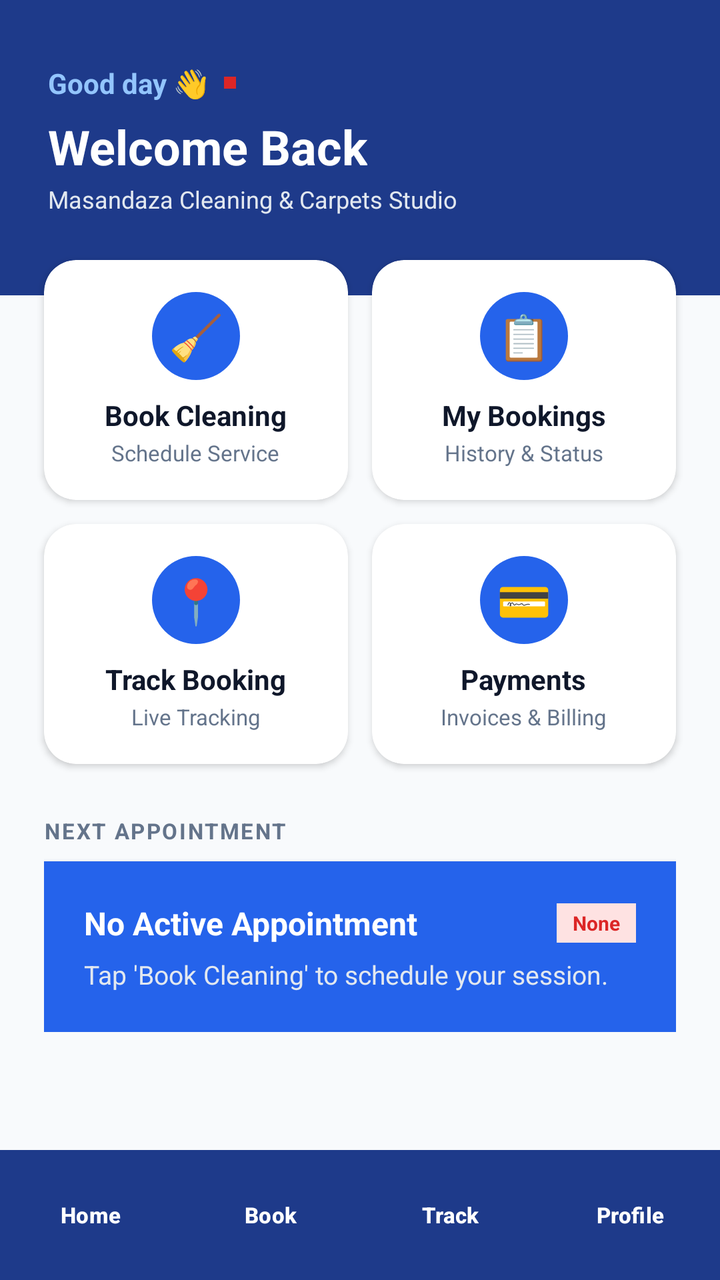
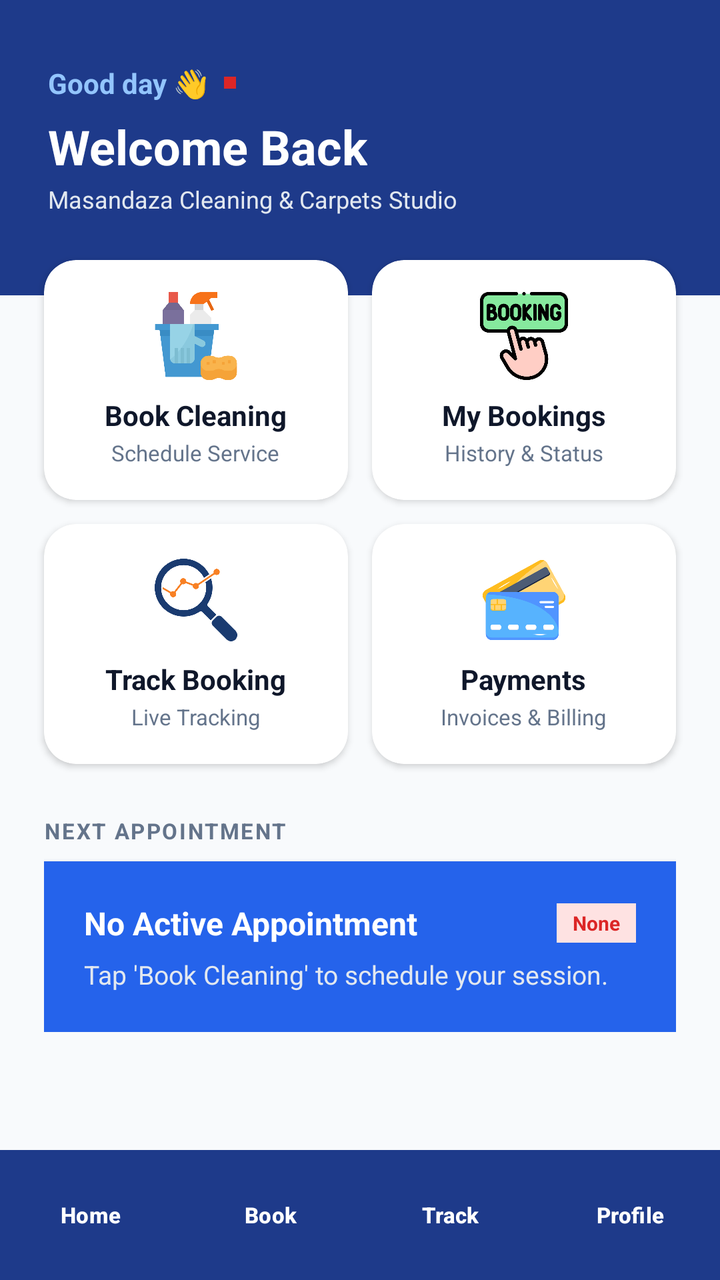

Before-and-after screenshots of an Android layout around one commit, followed by the original layout XML and the change that was made.
<!-- AndroidManifest.xml: application theme Theme.Masandaza -->
<!-- res/layout/activity_dashboard.xml -->
<?xml version="1.0" encoding="utf-8"?>
<RelativeLayout xmlns:android="http://schemas.android.com/apk/res/android"
    xmlns:app="http://schemas.android.com/apk/res-auto"
    android:layout_width="match_parent"
    android:layout_height="match_parent"
    android:background="@color/brand_bg">

    <ScrollView
        android:layout_width="match_parent"
        android:layout_height="match_parent"
        android:layout_above="@id/bottomNavContainer"
        android:clipToPadding="false"
        android:paddingBottom="90dp"
        android:fillViewport="true">

        <LinearLayout
            android:layout_width="match_parent"
            android:layout_height="wrap_content"
            android:orientation="vertical">

            
            <LinearLayout
                android:layout_width="match_parent"
                android:layout_height="wrap_content"
                android:orientation="vertical"
                android:background="#1E3A8A"
                android:paddingHorizontal="24dp"
                android:paddingTop="32dp"
                android:paddingBottom="40dp">

                <LinearLayout
                    android:layout_width="match_parent"
                    android:layout_height="wrap_content"
                    android:orientation="horizontal"
                    android:gravity="center_vertical"
                    android:layout_marginBottom="6dp">

                    <TextView
                        android:layout_width="wrap_content"
                        android:layout_height="wrap_content"
                        android:text="Good day 👋"
                        android:textColor="#93C5FD"
                        android:textSize="14sp"
                        android:textStyle="bold" />

                    <View
                        android:layout_width="6dp"
                        android:layout_height="6dp"
                        android:background="#DC2626"
                        android:layout_marginStart="8dp" />
                </LinearLayout>

                <TextView
                    android:id="@+id/tvCustomerWelcomeName"
                    android:layout_width="wrap_content"
                    android:layout_height="wrap_content"
                    android:text="Welcome Back"
                    android:textColor="#FFFFFF"
                    android:textSize="24sp"
                    android:textStyle="bold" />

                <TextView
                    android:layout_width="wrap_content"
                    android:layout_height="wrap_content"
                    android:text="Masandaza Cleaning &amp; Carpets Studio"
                    android:textColor="#E2E8F0"
                    android:textSize="12sp"
                    android:layout_marginTop="2dp" />
            </LinearLayout>

            
            <GridLayout
                android:layout_width="match_parent"
                android:layout_height="wrap_content"
                android:columnCount="2"
                android:rowCount="2"
                android:alignmentMode="alignMargins"
                android:columnOrderPreserved="false"
                android:paddingHorizontal="16dp"
                android:layout_marginTop="-24dp">

                
                <androidx.cardview.widget.CardView
                    android:id="@+id/cardBookCleaning"
                    android:layout_width="0dp"
                    android:layout_height="120dp"
                    android:layout_columnWeight="1"
                    android:layout_rowWeight="1"
                    android:layout_margin="6dp"
                    android:elevation="6dp"
                    android:foreground="?android:attr/selectableItemBackground"
                    android:clickable="true"
                    android:focusable="true"
                    app:cardCornerRadius="16dp"
                    app:cardBackgroundColor="#FFFFFF">
                    <LinearLayout
                        android:layout_width="match_parent"
                        android:layout_height="match_parent"
                        android:orientation="vertical"
                        android:gravity="center"
                        android:padding="14dp">
                        <TextView
                            android:layout_width="44dp"
                            android:layout_height="44dp"
                            android:text="🧹"
                            android:textSize="22sp"
                            android:gravity="center"
                            android:background="@drawable/bg_circle_avatar"
                            android:layout_marginBottom="8dp"/>
                        <TextView
                            android:layout_width="wrap_content"
                            android:layout_height="wrap_content"
                            android:text="Book Cleaning"
                            android:textColor="#0F172A"
                            android:textSize="14sp"
                            android:textStyle="bold" />
                        <TextView
                            android:layout_width="wrap_content"
                            android:layout_height="wrap_content"
                            android:text="Schedule Service"
                            android:textColor="#64748B"
                            android:textSize="11sp"
                            android:layout_marginTop="2dp"/>
                    </LinearLayout>
                </androidx.cardview.widget.CardView>

                
                <androidx.cardview.widget.CardView
                    android:id="@+id/cardMyBookings"
                    android:layout_width="0dp"
                    android:layout_height="120dp"
                    android:layout_columnWeight="1"
                    android:layout_rowWeight="1"
                    android:layout_margin="6dp"
                    android:elevation="6dp"
                    android:foreground="?android:attr/selectableItemBackground"
                    android:clickable="true"
                    android:focusable="true"
                    app:cardCornerRadius="16dp"
                    app:cardBackgroundColor="#FFFFFF">
                    <LinearLayout
                        android:layout_width="match_parent"
                        android:layout_height="match_parent"
                        android:orientation="vertical"
                        android:gravity="center"
                        android:padding="14dp">
                        <TextView
                            android:layout_width="44dp"
                            android:layout_height="44dp"
                            android:text="📋"
                            android:textSize="22sp"
                            android:gravity="center"
                            android:background="@drawable/bg_circle_avatar"
                            android:layout_marginBottom="8dp"/>
                        <TextView
                            android:layout_width="wrap_content"
                            android:layout_height="wrap_content"
                            android:text="My Bookings"
                            android:textColor="#0F172A"
                            android:textSize="14sp"
                            android:textStyle="bold" />
                        <TextView
                            android:id="@+id/tvDashboardMyBookingsSubtitle"
                            android:layout_width="wrap_content"
                            android:layout_height="wrap_content"
                            android:text="History &amp; Status"
                            android:textColor="#64748B"
                            android:textSize="11sp"
                            android:layout_marginTop="2dp"/>
                    </LinearLayout>
                </androidx.cardview.widget.CardView>

                
                <androidx.cardview.widget.CardView
                    android:id="@+id/cardTrackBooking"
                    android:layout_width="0dp"
                    android:layout_height="120dp"
                    android:layout_columnWeight="1"
                    android:layout_rowWeight="1"
                    android:layout_margin="6dp"
                    android:elevation="6dp"
                    android:foreground="?android:attr/selectableItemBackground"
                    android:clickable="true"
                    android:focusable="true"
                    app:cardCornerRadius="16dp"
                    app:cardBackgroundColor="#FFFFFF">
                    <LinearLayout
                        android:layout_width="match_parent"
                        android:layout_height="match_parent"
                        android:orientation="vertical"
                        android:gravity="center"
                        android:padding="14dp">
                        <TextView
                            android:layout_width="44dp"
                            android:layout_height="44dp"
                            android:text="📍"
                            android:textSize="22sp"
                            android:gravity="center"
                            android:background="@drawable/bg_circle_avatar"
                            android:layout_marginBottom="8dp"/>
                        <TextView
                            android:layout_width="wrap_content"
                            android:layout_height="wrap_content"
                            android:text="Track Booking"
                            android:textColor="#0F172A"
                            android:textSize="14sp"
                            android:textStyle="bold" />
                        <TextView
                            android:layout_width="wrap_content"
                            android:layout_height="wrap_content"
                            android:text="Live Tracking"
                            android:textColor="#64748B"
                            android:textSize="11sp"
                            android:layout_marginTop="2dp"/>
                    </LinearLayout>
                </androidx.cardview.widget.CardView>

                
                <androidx.cardview.widget.CardView
                    android:id="@+id/cardPayments"
                    android:layout_width="0dp"
                    android:layout_height="120dp"
                    android:layout_columnWeight="1"
                    android:layout_rowWeight="1"
                    android:layout_margin="6dp"
                    android:elevation="6dp"
                    android:foreground="?android:attr/selectableItemBackground"
                    android:clickable="true"
                    android:focusable="true"
                    app:cardCornerRadius="16dp"
                    app:cardBackgroundColor="#FFFFFF">
                    <LinearLayout
                        android:layout_width="match_parent"
                        android:layout_height="match_parent"
                        android:orientation="vertical"
                        android:gravity="center"
                        android:padding="14dp">
                        <TextView
                            android:layout_width="44dp"
                            android:layout_height="44dp"
                            android:text="💳"
                            android:textSize="22sp"
                            android:gravity="center"
                            android:background="@drawable/bg_circle_avatar"
                            android:layout_marginBottom="8dp"/>
                        <TextView
                            android:layout_width="wrap_content"
                            android:layout_height="wrap_content"
                            android:text="Payments"
                            android:textColor="#0F172A"
                            android:textSize="14sp"
                            android:textStyle="bold" />
                        <TextView
                            android:layout_width="wrap_content"
                            android:layout_height="wrap_content"
                            android:text="Invoices &amp; Billing"
                            android:textColor="#64748B"
                            android:textSize="11sp"
                            android:layout_marginTop="2dp"/>
                    </LinearLayout>
                </androidx.cardview.widget.CardView>
            </GridLayout>

            
            <LinearLayout
                android:layout_width="match_parent"
                android:layout_height="wrap_content"
                android:orientation="vertical"
                android:paddingHorizontal="22dp"
                android:paddingTop="20dp">

                <TextView
                    android:layout_width="wrap_content"
                    android:layout_height="wrap_content"
                    android:text="NEXT APPOINTMENT"
                    android:textSize="11sp"
                    android:textStyle="bold"
                    android:textColor="#64748B"
                    android:letterSpacing="0.08"
                    android:layout_marginBottom="8dp" />

                <LinearLayout
                    android:id="@+id/cardNextAppointment"
                    android:layout_width="match_parent"
                    android:layout_height="wrap_content"
                    android:orientation="vertical"
                    android:background="#2563EB"
                    android:padding="20dp"
                    android:elevation="3dp">

                    <LinearLayout
                        android:layout_width="match_parent"
                        android:layout_height="wrap_content"
                        android:orientation="horizontal"
                        android:gravity="center_vertical"
                        android:layout_marginBottom="6dp">

                        <TextView
                            android:id="@+id/tvDashboardNextService"
                            android:layout_width="0dp"
                            android:layout_height="wrap_content"
                            android:layout_weight="1"
                            android:text="No Active Appointment"
                            android:textColor="#FFFFFF"
                            android:textSize="16sp"
                            android:textStyle="bold" />

                        <TextView
                            android:id="@+id/tvDashboardStatusBadge"
                            android:layout_width="wrap_content"
                            android:layout_height="wrap_content"
                            android:text="None"
                            android:textColor="#DC2626"
                            android:textSize="10sp"
                            android:textStyle="bold"
                            android:background="#FEE2E2"
                            android:paddingHorizontal="8dp"
                            android:paddingVertical="3dp" />
                    </LinearLayout>

                    <TextView
                        android:id="@+id/tvDashboardAppointmentDetails"
                        android:layout_width="match_parent"
                        android:layout_height="wrap_content"
                        android:text="Tap 'Book Cleaning' to schedule your session."
                        android:textColor="#E2E8F0"
                        android:textSize="13sp" />
                </LinearLayout>
            </LinearLayout>
        </LinearLayout>
    </ScrollView>

    
    <FrameLayout
        android:id="@+id/bottomNavContainer"
        android:layout_width="match_parent"
        android:layout_height="wrap_content"
        android:layout_alignParentBottom="true">
        <include layout="@layout/view_customer_bottom_nav" />
    </FrameLayout>
</RelativeLayout>
<!-- res/layout/view_customer_bottom_nav.xml (included above) -->
<?xml version="1.0" encoding="utf-8"?>
<LinearLayout xmlns:android="http://schemas.android.com/apk/res/android"
    android:layout_width="match_parent"
    android:layout_height="65dp"
    android:orientation="horizontal"
    android:background="#1E3A8A"
    android:elevation="12dp"
    android:gravity="center_vertical"
    android:weightSum="4">

    <Button
        android:id="@+id/navBtnHome"
        android:layout_width="0dp"
        android:layout_height="match_parent"
        android:layout_weight="1"
        android:text="Home"
        android:textColor="#FFFFFF"
        android:textSize="11sp"
        android:textStyle="bold"
        android:backgroundTint="@android:color/transparent" />

    <Button
        android:id="@+id/navBtnBook"
        android:layout_width="0dp"
        android:layout_height="match_parent"
        android:layout_weight="1"
        android:text="Book"
        android:textColor="#FFFFFF"
        android:textSize="11sp"
        android:textStyle="bold"
        android:backgroundTint="@android:color/transparent" />

    <Button
        android:id="@+id/navBtnTrack"
        android:layout_width="0dp"
        android:layout_height="match_parent"
        android:layout_weight="1"
        android:text="Track"
        android:textColor="#FFFFFF"
        android:textSize="11sp"
        android:textStyle="bold"
        android:backgroundTint="@android:color/transparent" />

    <Button
        android:id="@+id/navBtnProfile"
        android:layout_width="0dp"
        android:layout_height="match_parent"
        android:layout_weight="1"
        android:text="Profile"
        android:textColor="#FFFFFF"
        android:textSize="11sp"
        android:textStyle="bold"
        android:backgroundTint="@android:color/transparent" />
</LinearLayout>
<!-- resources referenced by this layout -->
<resources>
  <color name="brand_bg">#F8FAFC</color>
  <!-- drawable bg_circle_avatar (drawable) -->
  <?xml version="1.0" encoding="utf-8"?>
  <shape xmlns:android="http://schemas.android.com/apk/res/android"
      android:shape="oval">
      <solid android:color="#2563EB" /> 
  </shape>
  <style name="Theme.Masandaza" parent="Base.Theme.Masandaza" />
  <style name="Base.Theme.Masandaza" parent="Theme.Material3.DayNight.NoActionBar">
          <item name="android:windowBackground">@color/brand_bg</item>
          <item name="colorSurface">@color/white</item>
          <item name="colorOnSurface">@color/brand_dark_slate</item>
      </style>
  <color name="white">#FFFFFF</color>
  <color name="brand_dark_slate">#1A2530</color>
</resources>

<!-- the commit's change to res/layout/activity_dashboard.xml (unified diff, before → after) -->
@@ -99,13 +99,12 @@
                         android:orientation="vertical"
                         android:gravity="center"
                         android:padding="14dp">
-                        <TextView
+                        <ImageView
                             android:layout_width="44dp"
                             android:layout_height="44dp"
-                            android:text="🧹"
-                            android:textSize="22sp"
-                            android:gravity="center"
-                            android:background="@drawable/bg_circle_avatar"
+                            android:src="@drawable/cleaning"
+                            android:scaleType="fitCenter"
+                            android:contentDescription="Book Cleaning Icon"
                             android:layout_marginBottom="8dp"/>
                         <TextView
                             android:layout_width="wrap_content"
@@ -144,13 +143,12 @@
                         android:orientation="vertical"
                         android:gravity="center"
                         android:padding="14dp">
-                        <TextView
+                        <ImageView
                             android:layout_width="44dp"
                             android:layout_height="44dp"
-                            android:text="📋"
-                            android:textSize="22sp"
-                            android:gravity="center"
-                            android:background="@drawable/bg_circle_avatar"
+                            android:src="@drawable/booking"
+                            android:scaleType="fitCenter"
+                            android:contentDescription="My Bookings Icon"
                             android:layout_marginBottom="8dp"/>
                         <TextView
                             android:layout_width="wrap_content"
@@ -190,13 +188,12 @@
                         android:orientation="vertical"
                         android:gravity="center"
                         android:padding="14dp">
-                        <TextView
+                        <ImageView
                             android:layout_width="44dp"
                             android:layout_height="44dp"
-                            android:text="📍"
-                            android:textSize="22sp"
-                            android:gravity="center"
-                            android:background="@drawable/bg_circle_avatar"
+                            android:src="@drawable/market_research"
+                            android:scaleType="fitCenter"
+                            android:contentDescription="Track Booking Icon"
                             android:layout_marginBottom="8dp"/>
                         <TextView
                             android:layout_width="wrap_content"
@@ -235,13 +232,12 @@
                         android:orientation="vertical"
                         android:gravity="center"
                         android:padding="14dp">
-                        <TextView
+                        <ImageView
                             android:layout_width="44dp"
                             android:layout_height="44dp"
-                            android:text="💳"
-                            android:textSize="22sp"
-                            android:gravity="center"
-                            android:background="@drawable/bg_circle_avatar"
+                            android:src="@drawable/atm_card"
+                            android:scaleType="fitCenter"
+                            android:contentDescription="Payments Icon"
                             android:layout_marginBottom="8dp"/>
                         <TextView
                             android:layout_width="wrap_content"
<!-- resource entries referenced after the edit -->
@@ -1,12 +1,10 @@
 <!-- resources referenced by this layout -->
 <resources>
   <color name="brand_bg">#F8FAFC</color>
-  <!-- drawable bg_circle_avatar (drawable) -->
-  <?xml version="1.0" encoding="utf-8"?>
-  <shape xmlns:android="http://schemas.android.com/apk/res/android"
-      android:shape="oval">
-      <solid android:color="#2563EB" /> 
-  </shape>
+  <!-- drawable atm_card: png bitmap (drawable, 26471 bytes) -->
+  <!-- drawable booking: png bitmap (drawable, 31785 bytes) -->
+  <!-- drawable cleaning: png bitmap (drawable, 14364 bytes) -->
+  <!-- drawable market_research: png bitmap (drawable, 24465 bytes) -->
   <style name="Theme.Masandaza" parent="Base.Theme.Masandaza" />
   <style name="Base.Theme.Masandaza" parent="Theme.Material3.DayNight.NoActionBar">
           <item name="android:windowBackground">@color/brand_bg</item>
